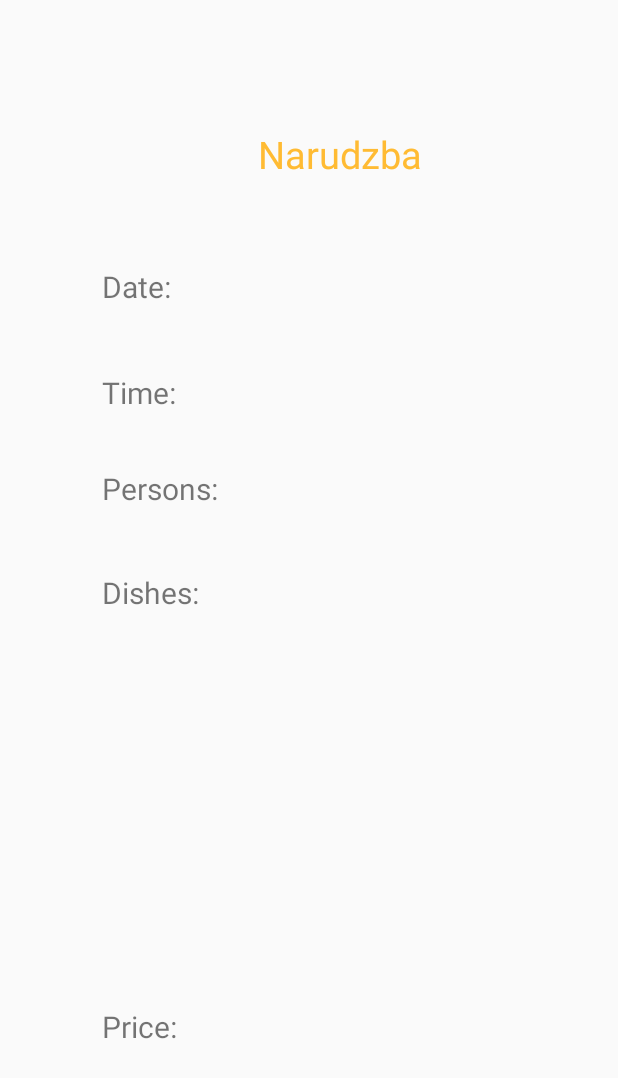
After one commit to AIR-FOI-HR/AIR1925, an Android app: the OrderFinal screen opened directly, with no data from a screen before it, on a phone screen of 412 x 824 dp. The commit adds this screen. Shown: the top 1078 px of the screen. Run offline under Robolectric (Android 15) with nearby library versions, the phone set to English and light mode, and no system bars; our stand-ins replace Firebase (no records; nobody signed in at launch, a user with empty details on screens opened directly).

Commit message:
Dodano narucivanje putem qr koda

```diff
--- a/app/src/main/java/foi/air/rse/Controllers/guest/restaurants/modular/RestaurantMenuFragment.java
+++ b/app/src/main/java/foi/air/rse/Controllers/guest/restaurants/modular/RestaurantMenuFragment.java
@@ -255,7 +255,7 @@ public class RestaurantMenuFragment extends Fragment implements NavigationItem {
     public void iterateRcv(){
         boolean contains;
 
-        for (int i = 0; i < numItems; i++) {
+        for (int i = 0; i <= numItems; i++) {
             DishsViewHolderGuest holder = (DishsViewHolderGuest) dishList.findViewHolderForAdapterPosition(i);
             if(holder != null){
                 if(holder.amountValue>0){
--- /dev/null
+++ b/core/src/main/java/com/example/core/OrderFinal.java
@@ -0,0 +1,119 @@
+package com.example.core;
+
+import androidx.appcompat.app.AppCompatActivity;
+
+import android.content.Intent;
+import android.os.Bundle;
+import android.widget.TextView;
+import android.widget.Toast;
+
+import com.example.core.Model.Order;
+import com.google.firebase.database.DataSnapshot;
+import com.google.firebase.database.DatabaseError;
+import com.google.firebase.database.DatabaseReference;
+import com.google.firebase.database.FirebaseDatabase;
+import com.google.firebase.database.ValueEventListener;
+
+import java.util.ArrayList;
+import java.util.List;
+
+public class OrderFinal extends AppCompatActivity {
+    private TextView dateValue, timeValue, personsValue, dishesValue, priceValue;
+    private String key;
+    private DatabaseReference databaseReferenceOrder;
+    private List<String> listDishId = new ArrayList<>();
+    private List<String> listDishName = new ArrayList<>();
+
+    @Override
+    protected void onStart() {
+        super.onStart();
+        Intent intent = getIntent();
+        key = intent.getStringExtra("key");
+        dateValue = findViewById(R.id.dateValue);
+        timeValue = findViewById(R.id.timeValue);
+        personsValue = findViewById(R.id.personsValue);
+        dishesValue = findViewById(R.id.dishesValue);
+        priceValue = findViewById(R.id.priceValue);
+        databaseReferenceOrder = FirebaseDatabase.getInstance().getReference().child("Order");
+
+        populateItems();
+    }
+
+    @Override
+    protected void onCreate(Bundle savedInstanceState) {
+        super.onCreate(savedInstanceState);
+        setContentView(R.layout.activity_order_final);
+    }
+
+    public void populateItems(){
+        FirebaseDatabase.getInstance().getReference().child("Order")
+                .addListenerForSingleValueEvent(new ValueEventListener() {
+                    @Override
+                    public void onDataChange(DataSnapshot dataSnapshot) {
+                        for (DataSnapshot snapshot : dataSnapshot.getChildren()) {
+                            //Order order = snapshot.getValue(Order.class);
+                            if(snapshot.getKey().equals(key)){
+                                dateValue.setText(snapshot.child("dateTime").getValue().toString());
+                                timeValue.setText(snapshot.child("time").getValue().toString());
+                                personsValue.setText(snapshot.child("persons").getValue().toString());
+                                priceValue.setText(snapshot.child("price").getValue().toString());
+                            }
+                        }
+                    }
+                    @Override
+                    public void onCancelled(DatabaseError databaseError) {
+                    }
+                });
+        iterateOrderDetails();
+
+    }
+
+    public void iterateOrderDetails(){
+        FirebaseDatabase.getInstance().getReference().child("OrderDetails")
+                .addListenerForSingleValueEvent(new ValueEventListener() {
+                    @Override
+                    public void onDataChange(DataSnapshot dataSnapshot) {
+                        for (DataSnapshot snapshot2 : dataSnapshot.getChildren()) {
+                            //Order order = snapshot.getValue(Order.class);
+                            if(snapshot2.child("orderId").getValue().toString().equals(key)){
+                                listDishId.add(snapshot2.child("dishId").getValue().toString());
+                            }
+                        }
+                    }
+                    @Override
+                    public void onCancelled(DatabaseError databaseError) {
+                    }
+                });
+        iterateDishes();
+    }
+
+    public void iterateDishes(){
+        FirebaseDatabase.getInstance().getReference().child("Dish")
+                .addListenerForSingleValueEvent(new ValueEventListener() {
+                    @Override
+                    public void onDataChange(DataSnapshot dataSnapshot) {
+                        for (DataSnapshot snapshot3 : dataSnapshot.getChildren()) {
+                            //Order order = snapshot.getValue(Order.class);
+                            for(int i=0; i< listDishId.size(); i++){
+                                if(snapshot3.getKey().equals(listDishId.get(i))){
+                                    listDishName.add(snapshot3.child("name").getValue().toString());
+                                }
+                            }
+                        }
+                    }
+                    @Override
+                    public void onCancelled(DatabaseError databaseError) {
+                    }
+                });
+        populateDishes();
+    }
+
+    public void populateDishes(){
+        String dishes="";
+        //Toast.makeText(getApplicationContext(), Integer.toString(listDishId.size()), Toast.LENGTH_LONG).show();
+        for(int i=0; i<listDishName.size(); i++){
+            Toast.makeText(getApplicationContext(), "ima", Toast.LENGTH_LONG).show();
+        }
+        dishesValue.setText(dishes);
+    }
+}
--- /dev/null
+++ b/core/src/main/res/layout/activity_order_final.xml
@@ -0,0 +1,154 @@
+<?xml version="1.0" encoding="utf-8"?>
+<androidx.constraintlayout.widget.ConstraintLayout xmlns:android="http://schemas.android.com/apk/res/android"
+    xmlns:app="http://schemas.android.com/apk/res-auto"
+    xmlns:tools="http://schemas.android.com/tools"
+    android:layout_width="match_parent"
+    android:layout_height="match_parent"
+    tools:context=".OrderFinal">
+
+    <TextView
+        android:id="@+id/naslov"
+        android:layout_width="176dp"
+        android:layout_height="40dp"
+        android:text="Narudzba"
+        android:textAlignment="center"
+        android:textColor="@android:color/holo_orange_light"
+        android:textSize="25dp"
+        app:layout_constraintBottom_toBottomOf="parent"
+        app:layout_constraintEnd_toEndOf="parent"
+        app:layout_constraintHorizontal_bias="0.587"
+        app:layout_constraintStart_toStartOf="parent"
+        app:layout_constraintTop_toTopOf="parent"
+        app:layout_constraintVertical_bias="0.109" />
+
+    <TextView
+        android:id="@+id/date"
+        android:layout_width="61dp"
+        android:layout_height="36dp"
+        android:layout_marginBottom="112dp"
+        android:text="Date: "
+        android:textSize="20dp"
+        app:layout_constraintBottom_toBottomOf="parent"
+        app:layout_constraintEnd_toEndOf="parent"
+        app:layout_constraintHorizontal_bias="0.194"
+        app:layout_constraintStart_toStartOf="parent"
+        app:layout_constraintTop_toTopOf="parent"
+        app:layout_constraintVertical_bias="0.262" />
+
+    <TextView
+        android:id="@+id/time"
+        android:layout_width="61dp"
+        android:layout_height="36dp"
+        android:layout_marginBottom="112dp"
+        android:text="Time: "
+        android:textSize="20dp"
+        app:layout_constraintBottom_toBottomOf="parent"
+        app:layout_constraintEnd_toEndOf="parent"
+        app:layout_constraintHorizontal_bias="0.194"
+        app:layout_constraintStart_toStartOf="parent"
+        app:layout_constraintTop_toTopOf="parent"
+        app:layout_constraintVertical_bias="0.367" />
+
+    <TextView
+        android:id="@+id/persons"
+        android:layout_width="88dp"
+        android:layout_height="41dp"
+        android:layout_marginBottom="112dp"
+        android:text="Persons: "
+        android:textSize="20dp"
+        app:layout_constraintBottom_toBottomOf="parent"
+        app:layout_constraintEnd_toEndOf="parent"
+        app:layout_constraintHorizontal_bias="0.21"
+        app:layout_constraintStart_toStartOf="parent"
+        app:layout_constraintTop_toTopOf="parent"
+        app:layout_constraintVertical_bias="0.465" />
+
+    <TextView
+        android:id="@+id/dishes"
+        android:layout_width="88dp"
+        android:layout_height="41dp"
+        android:layout_marginBottom="112dp"
+        android:text="Dishes: "
+        android:textSize="20dp"
+        app:layout_constraintBottom_toBottomOf="parent"
+        app:layout_constraintEnd_toEndOf="parent"
+        app:layout_constraintHorizontal_bias="0.21"
+        app:layout_constraintStart_toStartOf="parent"
+        app:layout_constraintTop_toTopOf="parent"
+        app:layout_constraintVertical_bias="0.569" />
+
+    <TextView
+        android:id="@+id/price"
+        android:layout_width="88dp"
+        android:layout_height="41dp"
+        android:layout_marginBottom="112dp"
+        android:text="Price: "
+        android:textSize="20dp"
+        app:layout_constraintBottom_toBottomOf="parent"
+        app:layout_constraintEnd_toEndOf="parent"
+        app:layout_constraintHorizontal_bias="0.21"
+        app:layout_constraintStart_toStartOf="parent"
+        app:layout_constraintTop_toTopOf="parent"
+        app:layout_constraintVertical_bias="1.0" />
+
+    <TextView
+        android:id="@+id/dateValue"
+        android:layout_width="167dp"
+        android:layout_height="38dp"
+        android:text=""
+        android:textSize="20dp"
+        app:layout_constraintBottom_toBottomOf="parent"
+        app:layout_constraintEnd_toEndOf="parent"
+        app:layout_constraintHorizontal_bias="0.692"
+        app:layout_constraintStart_toStartOf="parent"
+        app:layout_constraintTop_toTopOf="parent"
+        app:layout_constraintVertical_bias="0.217" />
+
+    <TextView
+        android:id="@+id/timeValue"
+        android:layout_width="167dp"
+        android:layout_height="38dp"
+        android:textSize="20dp"
+        app:layout_constraintBottom_toBottomOf="parent"
+        app:layout_constraintEnd_toEndOf="parent"
+        app:layout_constraintHorizontal_bias="0.676"
+        app:layout_constraintStart_toStartOf="parent"
+        app:layout_constraintTop_toTopOf="parent"
+        app:layout_constraintVertical_bias="0.308" />
+
+    <TextView
+        android:id="@+id/personsValue"
+        android:layout_width="167dp"
+        android:layout_height="38dp"
+        android:textSize="20dp"
+        app:layout_constraintBottom_toBottomOf="parent"
+        app:layout_constraintEnd_toEndOf="parent"
+        app:layout_constraintHorizontal_bias="0.79"
+        app:layout_constraintStart_toStartOf="parent"
+        app:layout_constraintTop_toTopOf="parent"
+        app:layout_constraintVertical_bias="0.388" />
+
+    <TextView
+        android:id="@+id/priceValue"
+        android:layout_width="167dp"
+        android:layout_height="38dp"
+        android:textSize="20dp"
+        app:layout_constraintBottom_toBottomOf="parent"
+        app:layout_constraintEnd_toEndOf="parent"
+        app:layout_constraintHorizontal_bias="0.676"
+        app:layout_constraintStart_toStartOf="parent"
+        app:layout_constraintTop_toTopOf="parent"
+        app:layout_constraintVertical_bias="0.834" />
+
+    <TextView
+        android:id="@+id/dishesValue"
+        android:layout_width="172dp"
+        android:layout_height="231dp"
+        android:textSize="18dp"
+        app:layout_constraintBottom_toBottomOf="parent"
+        app:layout_constraintEnd_toEndOf="parent"
+        app:layout_constraintHorizontal_bias="0.69"
+        app:layout_constraintStart_toStartOf="parent"
+        app:layout_constraintTop_toTopOf="parent"
+        app:layout_constraintVertical_bias="0.672" />
+</androidx.constraintlayout.widget.ConstraintLayout>
```
Also changed, not shown: core/src/main/AndroidManifest.xml (+9 -1 lines), core/src/main/java/com/example/core/OrderFinalView.java (added, +76 -0 lines), core/src/main/java/com/example/core/OrderSummaryActivity.java (+6 -5 lines), core/src/main/res/layout/activity_order_final_view.xml (added, +155 -0 lines), qrscanning/src/main/java/com/example/qrscanning/QrScanningFragment.java (+16 -4 lines), qrscanning/src/main/res/layout/fragment_qr_scanning.xml (+1 -25 lines).
